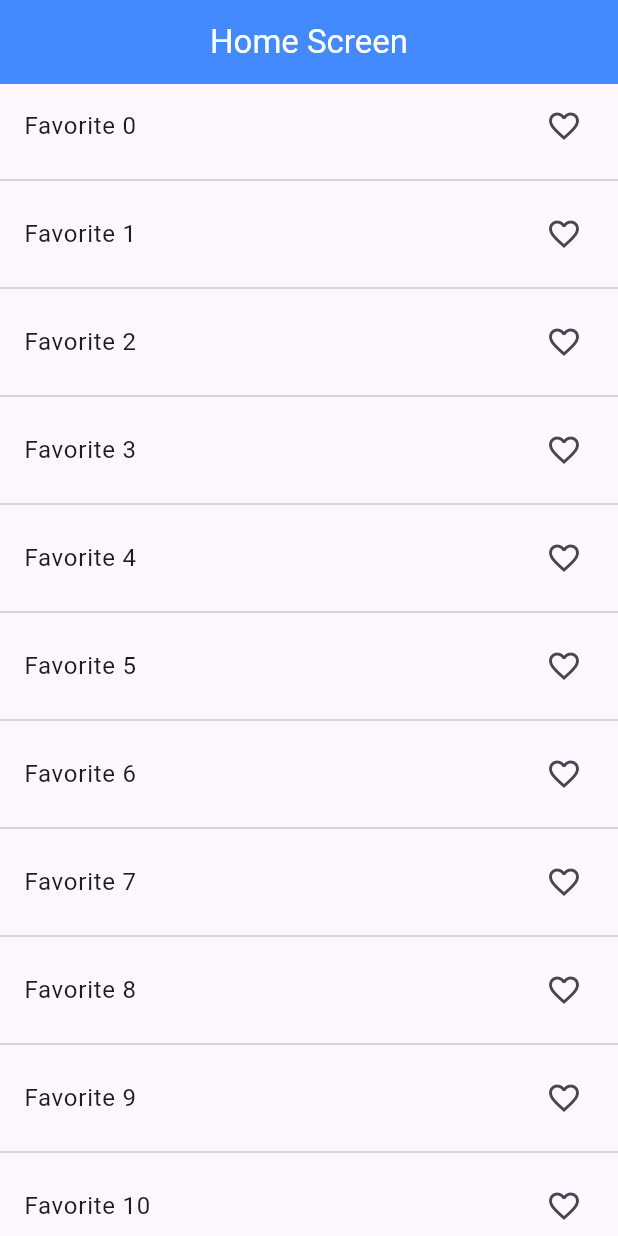
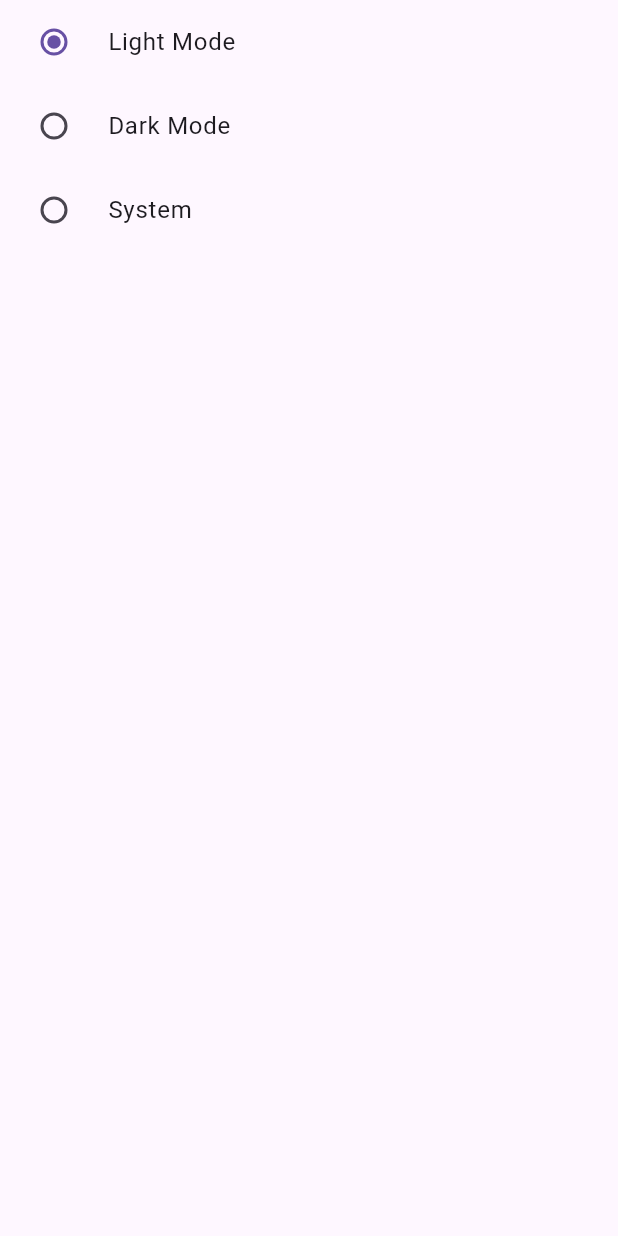
Before and after one commit to Hasibol-Hoda-Inu/flutter_batch7_ostad, a Flutter app: the screen it shows after launch, on a phone screen of 412 x 824 dp. Run offline on Flutter 3.47's test engine with Material 3 defaults, Android fonts, the phone set to English and light mode, and no system bars.

Commit message:
worked on provider theming

```diff
--- a/lib/app.dart
+++ b/lib/app.dart
@@ -1,4 +1,6 @@
 import 'package:favorite_aplication_with_provider/provider/favorite_provider.dart';
+import 'package:favorite_aplication_with_provider/provider/theme_changer.dart';
+import 'package:favorite_aplication_with_provider/screens/themeing_screen.dart';
 import 'package:flutter/material.dart';
 import 'package:provider/provider.dart';
 
@@ -10,12 +12,19 @@ class FavoriteApp extends StatelessWidget {
   @override
   Widget build(BuildContext context) {
     return MultiProvider(
-      providers: [
-        ChangeNotifierProvider(create: (context)=>FavoriteProvider()),
-      ],
-      child: const MaterialApp(
-        home: HomeScreen(),
-      ),
-    );
+        providers: [
+          ChangeNotifierProvider(create: (context) => FavoriteProvider()),
+          ChangeNotifierProvider(create: (context) => ThemeChanger()),
+        ],
+        child: Builder(
+            builder: (BuildContext context) => Consumer<ThemeChanger>(
+                builder: (context, value, child) => MaterialApp(
+                      home: const ThemeingScreen(),
+                      themeMode: value.themeMode,
+                      theme: ThemeData(brightness: Brightness.light),
+                      darkTheme: ThemeData(
+                        brightness: Brightness.dark,
+                      ),
+                    ))));
   }
 }
--- /dev/null
+++ b/lib/provider/theme_changer.dart
@@ -0,0 +1,11 @@
+import 'package:flutter/material.dart';
+
+class ThemeChanger with ChangeNotifier{
+  var _themeMode = ThemeMode.light;
+  ThemeMode get themeMode => _themeMode;
+
+  void setTheme(themeMode){
+    _themeMode = themeMode;
+    notifyListeners();
+  }
+}
--- a/lib/screens/home_screen.dart
+++ b/lib/screens/home_screen.dart
@@ -10,31 +10,34 @@ class HomeScreen extends StatelessWidget {
     print('building');
     return Scaffold(
       appBar: AppBar(
-        title: const Text('Home Screen', style: TextStyle(
-          color: Colors.white
-        ),),
+        title: const Text(
+          'Home Screen',
+          style: TextStyle(color: Colors.white),
+        ),
         centerTitle: true,
         backgroundColor: Colors.blueAccent,
       ),
       body: Column(
         children: [
-          Consumer<FavoriteProvider>(builder: (context, value, child)=>Expanded(
+          Consumer<FavoriteProvider>(
+              builder: (context, value, child) => Expanded(
                       child: ListView.separated(
-                itemBuilder: (context, index)=> ListTile(
+                    itemBuilder: (context, index) => ListTile(
                       title: Text('Favorite ${index.toString()}'),
-                  trailing: Icon(
-                      value.selectedItem.contains(index) ? Icons.favorite : Icons.favorite_border),
-                  onTap: (){
+                      trailing: Icon(value.selectedItem.contains(index)
+                          ? Icons.favorite
+                          : Icons.favorite_border),
+                      onTap: () {
+                        if (value.selectedItem.contains(index)) {
+                          value.removeIndex(index);
+                        } else {
                           value.addIndex(index);
-                  },
-                  onLongPress: (){
-                    value.removeIndex(index);
+                        }
                       },
                     ),
                     separatorBuilder: (context, index) => const Divider(),
                     itemCount: 20,
-              )
-          )),
+                  ))),
         ],
       ),
     );
--- /dev/null
+++ b/lib/screens/themeing_screen.dart
@@ -0,0 +1,40 @@
+import 'package:favorite_aplication_with_provider/provider/theme_changer.dart';
+import 'package:flutter/material.dart';
+import 'package:provider/provider.dart';
+
+class ThemeingScreen extends StatelessWidget {
+  const ThemeingScreen({super.key});
+
+  @override
+  Widget build(BuildContext context) {
+
+    // final themeChanger = Provider.of<ThemeChanger>(context);
+
+    return Scaffold(
+      body: SafeArea(
+        child: Column(
+          children: [
+            Consumer<ThemeChanger>(builder: (context, value, child)=>
+                RadioListTile(
+                    title: const Text("Light Mode"),
+                    value: ThemeMode.light,
+                    groupValue: value.themeMode,
+                    onChanged: value.setTheme),),
+            Consumer<ThemeChanger>(builder: (context, value, child)=>
+                RadioListTile(
+                    title: const Text("Dark Mode"),
+                    value: ThemeMode.dark,
+                    groupValue: value.themeMode,
+                    onChanged: value.setTheme),),
+            Consumer<ThemeChanger>(builder: (context, value, child)=>
+                RadioListTile(
+                    title: const Text("System"),
+                    value: ThemeMode.system,
+                    groupValue: value.themeMode,
+                    onChanged: value.setTheme),)
+          ],
+        ),
+      ),
+    );
+  }
+}
```
Lines whose indentation alone changed are shown as unchanged.
